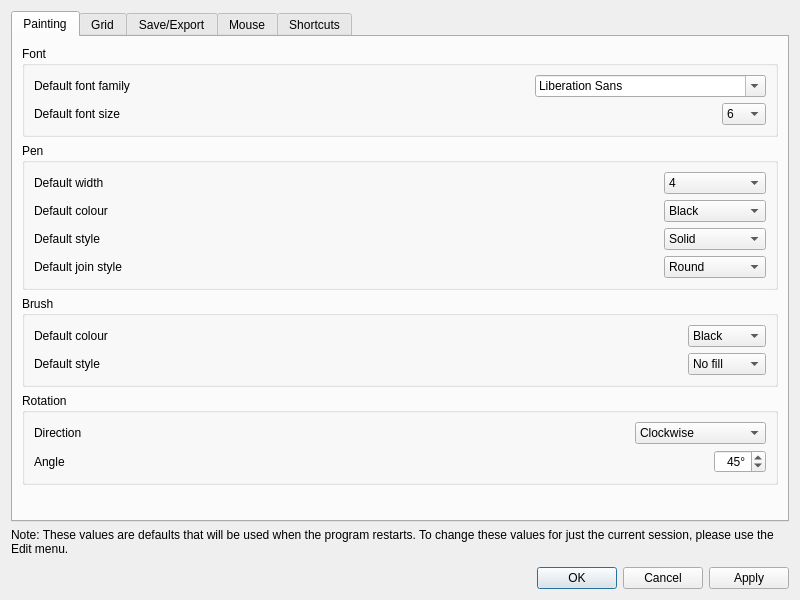
Before: the Qt Designer form src/gui/ycircuit_optionsWindow.ui in mclaughlinconnor/ycircuit, drawn with Qt 5.
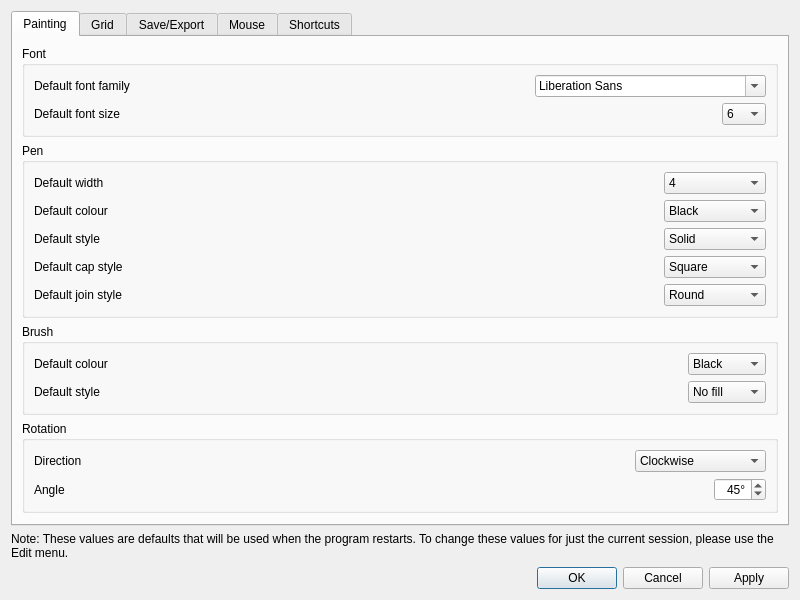
After: the same form once the commit is applied.

Commit message: Added option to change the pen cap style between square, round and flat

```diff
--- a/src/gui/ycircuit_optionsWindow.ui
+++ b/src/gui/ycircuit_optionsWindow.ui
@@ -391,14 +391,14 @@
               </property>
              </spacer>
             </item>
-            <item row="3" column="0">
+            <item row="4" column="0">
              <widget class="QLabel" name="label_36">
               <property name="text">
                <string>Default join style</string>
               </property>
              </widget>
             </item>
-            <item row="3" column="1">
+            <item row="4" column="1">
              <spacer name="horizontalSpacer_36">
               <property name="orientation">
                <enum>Qt::Horizontal</enum>
@@ -411,7 +411,7 @@
               </property>
              </spacer>
             </item>
-            <item row="3" column="2">
+            <item row="4" column="2">
              <widget class="QComboBox" name="comboBox_penJoinStyle">
               <item>
                <property name="text">
@@ -430,6 +430,48 @@
               </item>
              </widget>
             </item>
+            <item row="3" column="0">
+             <widget class="QLabel" name="label_37">
+              <property name="text">
+               <string>Default cap style</string>
+              </property>
+             </widget>
+            </item>
+            <item row="3" column="1">
+             <spacer name="horizontalSpacer_37">
+              <property name="orientation">
+               <enum>Qt::Horizontal</enum>
+              </property>
+              <property name="sizeHint" stdset="0">
+               <size>
+                <width>40</width>
+                <height>20</height>
+               </size>
+              </property>
+             </spacer>
+            </item>
+            <item row="3" column="2">
+             <widget class="QComboBox" name="comboBox_penCapStyle">
+              <property name="toolTip">
+               <string>Set the default cap style of the pen for drawing items</string>
+              </property>
+              <item>
+               <property name="text">
+                <string>Square</string>
+               </property>
+              </item>
+              <item>
+               <property name="text">
+                <string>Round</string>
+               </property>
+              </item>
+              <item>
+               <property name="text">
+                <string>Flat</string>
+               </property>
+              </item>
+             </widget>
+            </item>
            </layout>
           </item>
          </layout>
```
Left out of the diff: 29 changed lines with no effect on the pictures. The commit also changes 19 other files.
